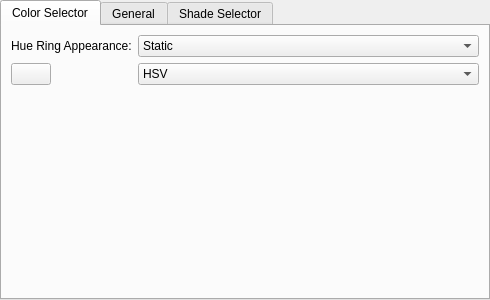
First picture: the form in plugins/dockers/widegamutcolorselector/WdgWGSelectorSettings.ui, repository KDE/krita, before the edit.
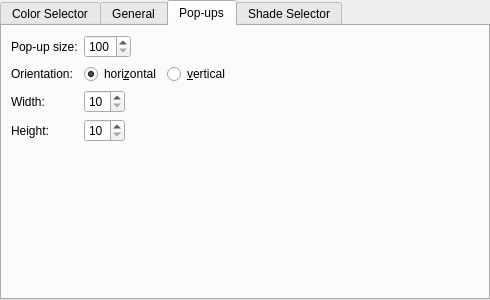
Second picture: the form after the edit. The open tabs and pages were chosen to show the change. Custom widgets are drawn as their Qt base class.

Commit message:
Implement some settings for selector popups
- general popup size
- color patches (recent color history, currently:
  - patch size
  - layout direction

Diff of the .ui file:
```diff
--- a/plugins/dockers/widegamutcolorselector/WdgWGSelectorSettings.ui
+++ b/plugins/dockers/widegamutcolorselector/WdgWGSelectorSettings.ui
@@ -167,6 +167,103 @@
        </item>
       </layout>
      </widget>
+     <widget class="QWidget" name="tabPopups">
+      <attribute name="title">
+       <string>Pop-ups</string>
+      </attribute>
+      <layout class="QFormLayout" name="formLayout_3">
+       <property name="fieldGrowthPolicy">
+        <enum>QFormLayout::FieldsStayAtSizeHint</enum>
+       </property>
+       <item row="0" column="0">
+        <widget class="QLabel" name="label_7">
+         <property name="text">
+          <string>Pop-up size:</string>
+         </property>
+        </widget>
+       </item>
+       <item row="0" column="1">
+        <widget class="QSpinBox" name="sbPopupSize">
+         <property name="minimum">
+          <number>100</number>
+         </property>
+         <property name="maximum">
+          <number>500</number>
+         </property>
+        </widget>
+       </item>
+       <item row="1" column="0">
+        <widget class="QLabel" name="label_8">
+         <property name="text">
+          <string>Orientation:</string>
+         </property>
+        </widget>
+       </item>
+       <item row="2" column="0">
+        <widget class="QLabel" name="label_9">
+         <property name="text">
+          <string>Width:</string>
+         </property>
+        </widget>
+       </item>
+       <item row="2" column="1">
+        <widget class="QSpinBox" name="sbPatchWidth">
+         <property name="minimum">
+          <number>10</number>
+         </property>
+        </widget>
+       </item>
+       <item row="3" column="1">
+        <widget class="QSpinBox" name="sbPatchHeight">
+         <property name="minimum">
+          <number>10</number>
+         </property>
+        </widget>
+       </item>
+       <item row="3" column="0">
+        <widget class="QLabel" name="label_10">
+         <property name="text">
+          <string>Height:</string>
+         </property>
+        </widget>
+       </item>
+       <item row="1" column="1">
+        <widget class="QFrame" name="frame">
+         <layout class="QHBoxLayout" name="horizontalLayout">
+          <property name="leftMargin">
+           <number>0</number>
+          </property>
+          <property name="topMargin">
+           <number>0</number>
+          </property>
+          <property name="rightMargin">
+           <number>0</number>
+          </property>
+          <property name="bottomMargin">
+           <number>0</number>
+          </property>
+          <item>
+           <widget class="QRadioButton" name="rbPopupHorizontal">
+            <property name="text">
+             <string>hori&amp;zontal</string>
+            </property>
+            <property name="checked">
+             <bool>true</bool>
+            </property>
+           </widget>
+          </item>
+          <item>
+           <widget class="QRadioButton" name="rbPopupVertical">
+            <property name="text">
+             <string>&amp;vertical</string>
+            </property>
+           </widget>
+          </item>
+         </layout>
+        </widget>
+       </item>
+      </layout>
+     </widget>
      <widget class="QWidget" name="tabShadeSelector">
       <attribute name="title">
        <string>Shade Selector</string>
```
The commit also changes 8 other files.
